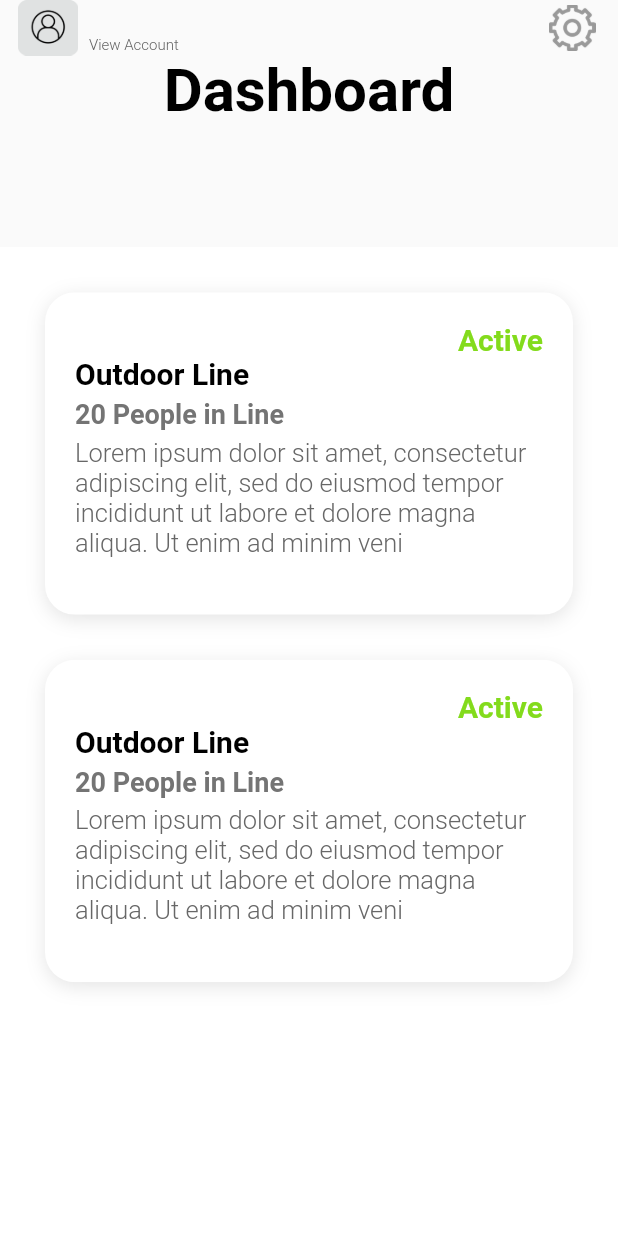
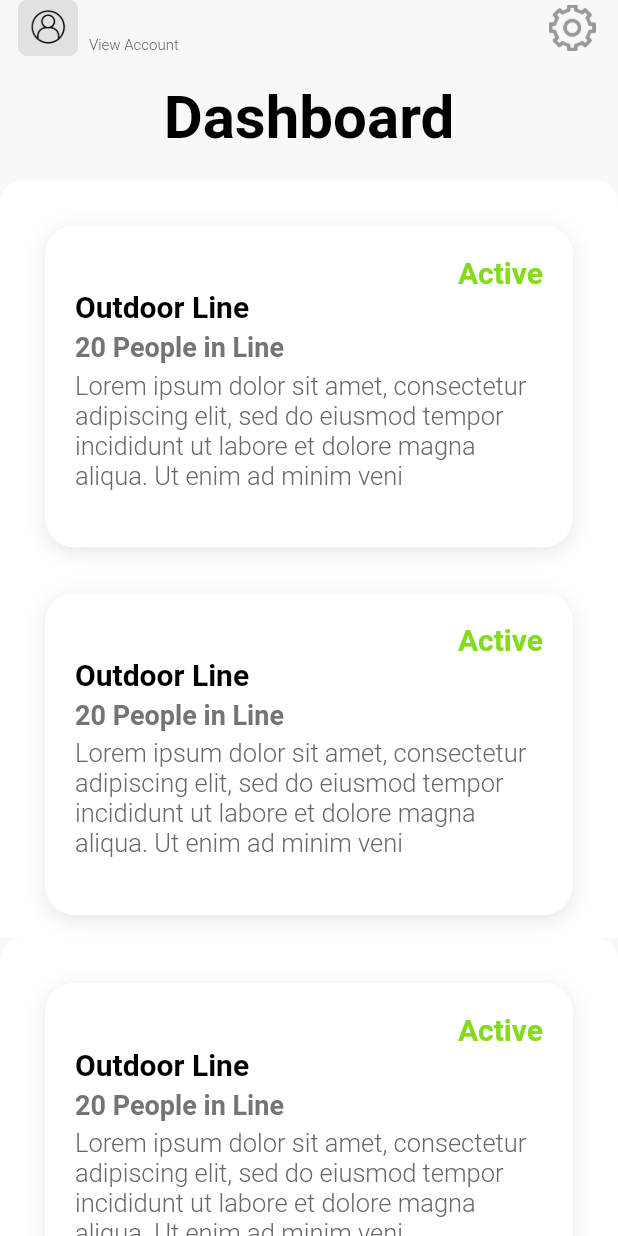
Before and after one commit to krishan99/Flutter-Front-End, a Flutter app: the screen it shows once a user with an empty profile is signed in, on a phone screen of 412 x 824 dp. Run offline on Flutter 3.47's test engine with Material 2 defaults, Android fonts, the phone set to English and light mode, and no system bars; our stand-ins replace auto_size_text, firebase_auth, google_sign_in; accounts and stored records are empty; network calls fail; Roboto replaces fonts that are missing (SanFrancisco).

Commit message:
clean up stuff

```diff
--- a/business_app/lib/views/dashboard_page.dart
+++ b/business_app/lib/views/dashboard_page.dart
@@ -2,7 +2,6 @@ import 'package:business_app/model_data.dart';
 import 'package:business_app/themes.dart';
 import 'package:flutter/material.dart';
 import 'package:provider/provider.dart';
-import 'package:flutter_slidable/flutter_slidable.dart';
 
 class DashboardPage extends StatefulWidget {
   final String name;
@@ -18,11 +17,116 @@ class _DashboardPageState extends State<DashboardPage> {
   Widget build(BuildContext context) {
     return Scaffold(
       body: SafeArea(
-        child: Stack(
-          children: [
-            Column(
+        child: Container(
+          color: MyStyles.of(context).colors.background2,
+          child: CustomScrollView(
+            slivers: <Widget>[
+              SliverPersistentHeader(
+                pinned: false,
+                floating: true,
+                delegate: _SliverAppBarDelegate(
+                  name: widget.name,
+                  minExtent: 50.0,
+                  maxExtent: 120,
+
+                ),
+              ),
+
+              SliverList(
+                delegate: SliverChildBuilderDelegate(
+                  (context, index) {
+                    return Container(
+                      decoration: BoxDecoration(
+                        color: MyStyles.of(context).colors.background1,
+                        borderRadius: BorderRadius.only(
+                          topLeft: Radius.circular(15),
+                          topRight: Radius.circular(15)
+                        ),
+                      ),
+                      child: Column(
+                        children: <Widget>[
+                          SizedBox(height: 15,)
+                        ] +
+                        List.generate(2, (index) {
+                            return Container(
+                              padding: EdgeInsets.fromLTRB(30, 15, 30, 15),
+                              child: SidableListCell()
+                            );
+                          }
+                        )
+                      ),
+                    );
+                  }
+                )
+              )
+
+            ]
+          ),
+        ),
+      ),
+    );
+  }
+}
+
+class _SliverAppBarDelegate extends SliverPersistentHeaderDelegate {
+  final Color color;
+  final String name;
+  final double minExtent;
+  final double maxExtent;
+
+  const _SliverAppBarDelegate({this.color, this.name, this.minExtent, this.maxExtent});
+
+  @override
+  Widget build(BuildContext context, double shrinkOffset, bool overlapsContent) {
+    print(shrinkOffset);
+    return Column(
+      children: <Widget> [
+        ProfileAppBar(
+          name: name,
+          color: color,
+        ),
+        Expanded(
+          child: Container(
+            alignment: Alignment.center,
+            child: Text(
+              "Dashboard",
+              style: MyStyles.of(context).textThemes.h2,
+            ),
+          ),
+        ),
+
+      ]
+    );
+  }
+
+  bool getFontSize(double shrinkOffset) {
+
+  }
+
+  @override
+  bool shouldRebuild(SliverPersistentHeaderDelegate oldDelegate) {
+    // TODO: implement shouldRebuild
+    return true;
+  }
+
+}
+
+class ProfileAppBar extends StatelessWidget {
+  final String name;
+  final Color color;
+
+  const ProfileAppBar({
+    Key key,
+    this.color,
+    @required this.name,
+  }) : super(key: key);
+
+  @override
+  Widget build(BuildContext context) {
+    return Column(
       children: [
         Container(
+          color: color,
           padding: EdgeInsets.fromLTRB(12, 0, 12, 0),
           height: 37,
           child: Row(
@@ -39,7 +143,7 @@ class _DashboardPageState extends State<DashboardPage> {
                     crossAxisAlignment: CrossAxisAlignment.start,
                     children: [
                       Text(
-                                widget.name,
+                        name,
                         style: MyStyles.of(context).textThemes.h3,
                       ),
                       Text(
@@ -63,45 +167,7 @@ class _DashboardPageState extends State<DashboardPage> {
             ],
           ),
         ),
-                Container(
-                    child: Text(
-                  "Dashboard",
-                  style: MyStyles.of(context).textThemes.h2,
-                )),
       ],
-            ),
-            DraggableScrollableSheet(
-              initialChildSize: 0.8,
-              minChildSize: 0.8,
-              maxChildSize: 0.9,
-              builder: (context, _controller) {
-                return Container(
-                  color: MyStyles.of(context).colors.background1,
-                  child: SingleChildScrollView(
-                      controller: _controller,
-                      child: Container(
-                        color: Colors.white,
-                        child: Column(
-                          children:
-                            <Widget>[
-                              SizedBox(height: 15)
-                            ] +
-                            List.generate(2, (index) {
-                                return Container(
-                                  padding: EdgeInsets.fromLTRB(30, 15, 30, 15),
-                                  child: SidableListCell()
-                                );
-                              }
-                            )
-                        ),
-                      )
-                  ),
-                );
-              }
-            )
-          ],
-        ),
-      ),
     );
   }
 }
```
Also changed, not shown: business_app/lib/mains/testing.dart (+11 -56 lines), business_app/lib/views/login_page.dart (+1 -7 lines). Lines whose indentation alone changed are shown as unchanged.
